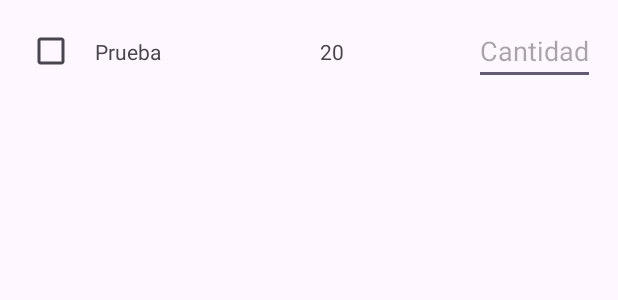
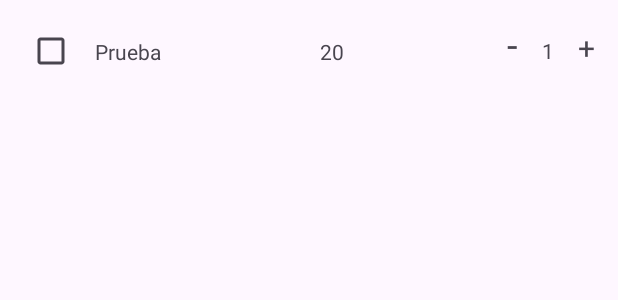
Before and after one commit to NotSureAbout15/cafe, an Android app: the layout activity_mesas_view_holder.xml on its own in the app's theme, with its tools: preview values and no code run, on a phone screen of 412 x 824 dp. Shown: the top 300 px of the screen. Run offline under Robolectric (Android 15) with nearby library versions, the phone set to English and light mode, and no system bars; network calls fail.

Commit message:
Cambiada forma de asignar cantidad
Ahora el cliente introducirá la cantidad de cada producto a través de los típicos de botones de + y -

```diff
--- a/CafeFront/app/src/main/res/layout/activity_mesas_view_holder.xml
+++ b/CafeFront/app/src/main/res/layout/activity_mesas_view_holder.xml
@@ -37,7 +37,7 @@
         app:layout_constraintBottom_toBottomOf="@id/casilla"
         app:layout_constraintStart_toEndOf="@id/nombre"/>
 
-    <EditText
+    <!--EditText
         android:id="@+id/cantidad"
         android:layout_width="wrap_content"
         android:layout_height="wrap_content"
@@ -45,6 +45,39 @@
         android:layout_marginEnd="15dp"
         app:layout_constraintTop_toTopOf="@id/casilla"
         app:layout_constraintBottom_toBottomOf="@id/casilla"
-        app:layout_constraintEnd_toEndOf="parent"/>
+        app:layout_constraintEnd_toEndOf="parent"/-->
+
+    <LinearLayout
+        android:id="@+id/cantidad"
+        android:layout_width="wrap_content"
+        android:layout_height="wrap_content"
+        android:layout_marginEnd="15dp"
+        app:layout_constraintEnd_toEndOf="parent"
+        app:layout_constraintTop_toTopOf="parent"
+        app:layout_constraintBottom_toBottomOf="parent">
+
+        <TextView
+            android:id="@+id/restar"
+            android:layout_width="wrap_content"
+            android:layout_height="wrap_content"
+            android:text="-"
+            android:textSize="25dp"/>
+
+        <TextView
+            android:id="@+id/cantidad_texto"
+            android:layout_width="20dp"
+            android:layout_height="wrap_content"
+            android:text="1"
+            android:textAlignment="center"
+            android:layout_marginStart="10dp"/>
+
+        <TextView
+            android:id="@+id/sumar"
+            android:layout_width="wrap_content"
+            android:layout_height="wrap_content"
+            android:text="+"
+            android:textSize="20dp"
+            android:layout_marginStart="10dp"/>
+    </LinearLayout>
 
 </androidx.constraintlayout.widget.ConstraintLayout>
```
Also changed, not shown: CafeFront/app/src/main/java/com/example/cafefront/MesasRecyclerView/MesasViewHolder.java (+32 -22 lines), 1 other file.
